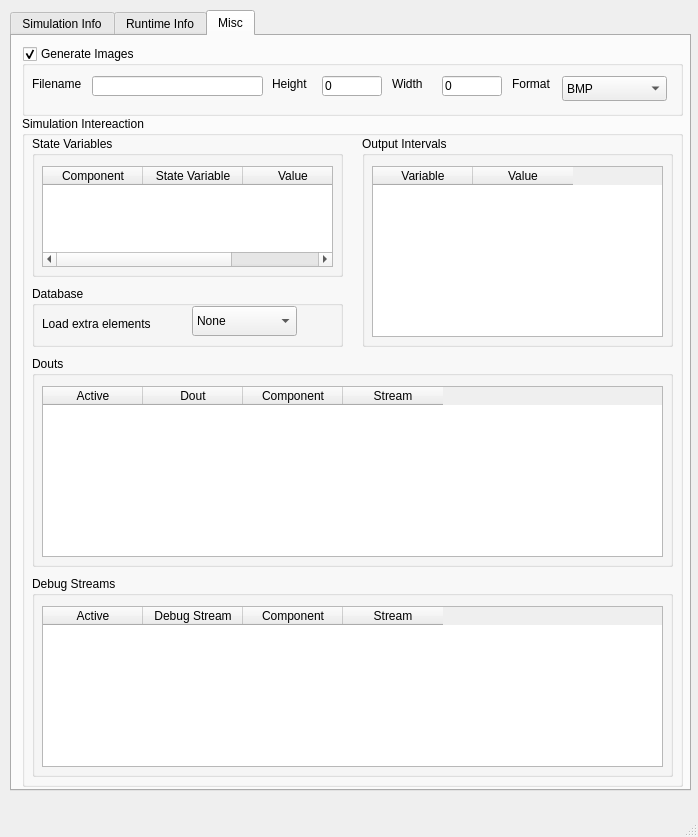
Uintah/Uintah, file src/VisIt/libsim/uintah.ui: the form before one commit.
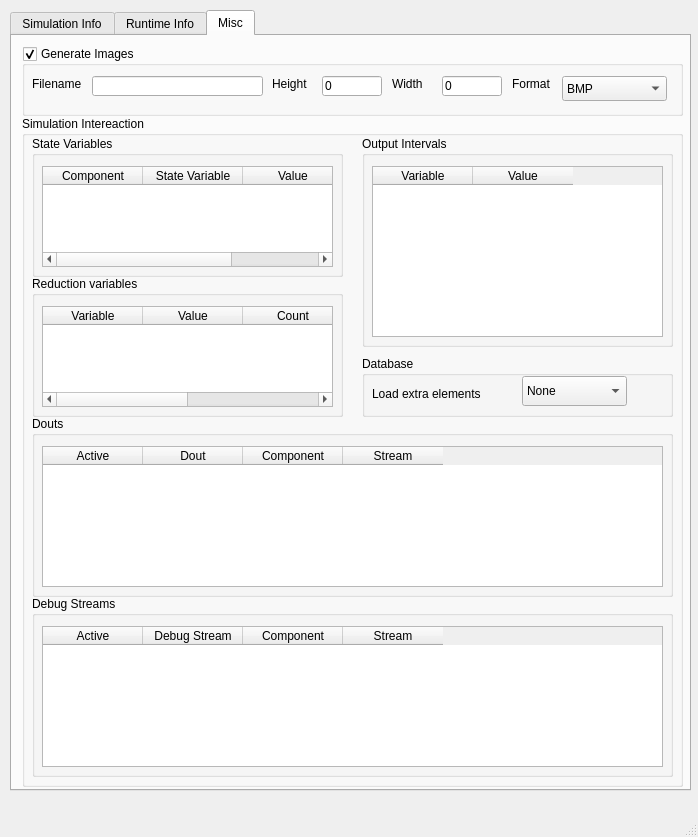
The form after the commit. The open tabs and pages were chosen to show the change.

Commit message: added reductionvar table

Diff of the .ui file:
```diff
--- a/src/VisIt/libsim/uintah.ui
+++ b/src/VisIt/libsim/uintah.ui
@@ -782,9 +782,9 @@
        <property name="geometry">
         <rect>
          <x>10</x>
-         <y>460</y>
+         <y>480</y>
          <width>641</width>
-         <height>201</height>
+         <height>181</height>
         </rect>
        </property>
        <property name="title">
@@ -796,7 +796,7 @@
           <x>10</x>
           <y>30</y>
           <width>621</width>
-          <height>161</height>
+          <height>141</height>
          </rect>
         </property>
         <column>
@@ -858,9 +858,9 @@
        <property name="geometry">
         <rect>
          <x>10</x>
-         <y>240</y>
+         <y>300</y>
          <width>641</width>
-         <height>211</height>
+         <height>181</height>
         </rect>
        </property>
        <property name="title">
@@ -872,7 +872,7 @@
           <x>10</x>
           <y>30</y>
           <width>621</width>
-          <height>171</height>
+          <height>141</height>
          </rect>
         </property>
         <column>
@@ -900,8 +900,8 @@
       <widget class="QGroupBox" name="groupBox">
        <property name="geometry">
         <rect>
-         <x>10</x>
-         <y>170</y>
+         <x>340</x>
+         <y>240</y>
          <width>311</width>
          <height>61</height>
         </rect>
@@ -948,6 +948,49 @@
         </property>
        </widget>
       </widget>
+      <widget class="QGroupBox" name="ReductionVariableGroupBox">
+       <property name="geometry">
+        <rect>
+         <x>10</x>
+         <y>160</y>
+         <width>311</width>
+         <height>141</height>
+        </rect>
+       </property>
+       <property name="title">
+        <string>Reduction variables</string>
+       </property>
+       <widget class="QTableWidget" name="ReductionVariableTable">
+        <property name="geometry">
+         <rect>
+          <x>10</x>
+          <y>30</y>
+          <width>291</width>
+          <height>101</height>
+         </rect>
+        </property>
+        <column>
+         <property name="text">
+          <string>Variable</string>
+         </property>
+        </column>
+        <column>
+         <property name="text">
+          <string>Value</string>
+         </property>
+        </column>
+        <column>
+         <property name="text">
+          <string>Count</string>
+         </property>
+        </column>
+        <column>
+         <property name="text">
+          <string>Overridden</string>
+         </property>
+        </column>
+       </widget>
+      </widget>
      </widget>
     </widget>
    </widget>
```
The commit also changes 2 other files.
